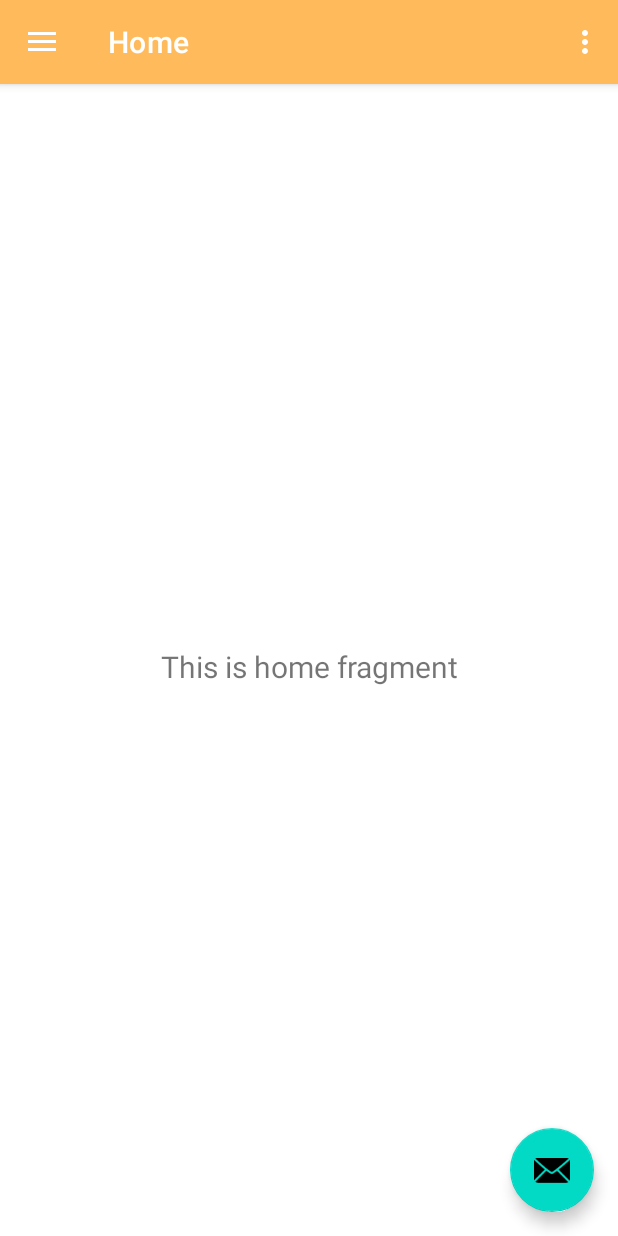
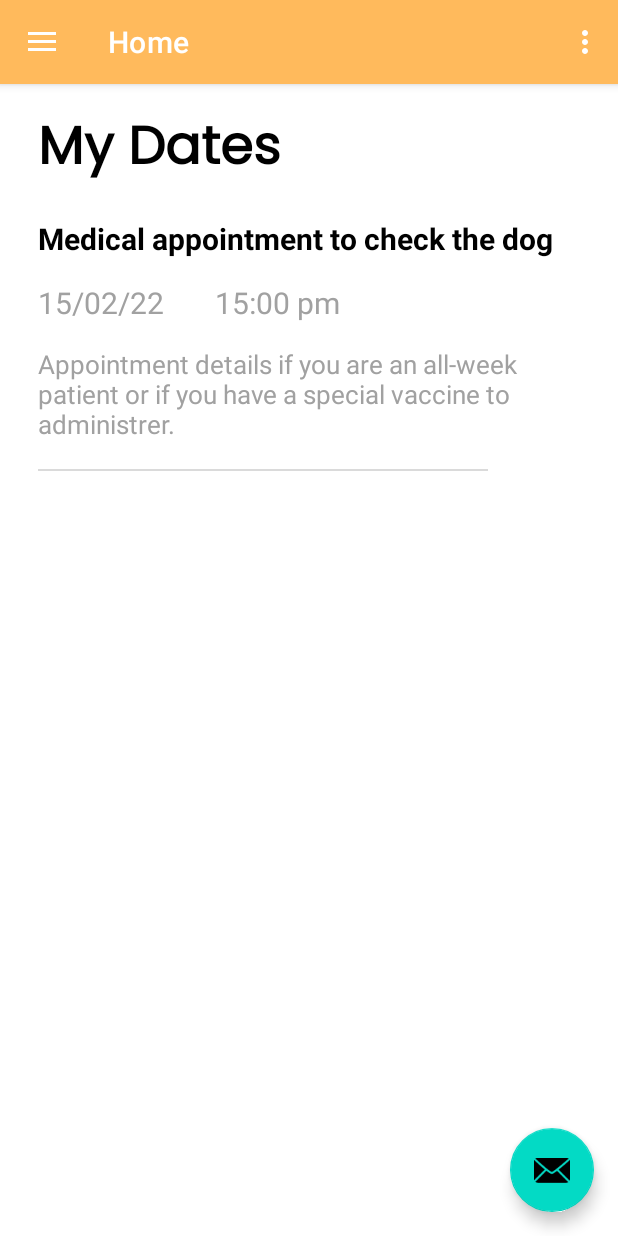
Before and after one commit to RicardoFlores01/HealthPetAppMovil, an Android app: the MenuActivity screen opened directly, with no data from a screen before it, on a phone screen of 412 x 824 dp. Run offline under Robolectric (Android 15) with nearby library versions, the phone set to English and light mode, and no system bars; our stand-ins replace navigation-ui; 2 statements that could not run were skipped.

Commit message:
Modify the home of my dates and add strings

```diff
--- a/app/src/main/res/layout/fragment_home.xml
+++ b/app/src/main/res/layout/fragment_home.xml
@@ -7,16 +7,81 @@
     tools:context=".ui.home.HomeFragment">
 
     <TextView
-        android:id="@+id/text_home"
-        android:layout_width="match_parent"
+        android:id="@+id/title"
+        android:layout_width="359dp"
         android:layout_height="wrap_content"
-        android:layout_marginStart="8dp"
-        android:layout_marginTop="8dp"
-        android:layout_marginEnd="8dp"
-        android:textAlignment="center"
-        android:textSize="20sp"
-        app:layout_constraintBottom_toBottomOf="parent"
-        app:layout_constraintEnd_toEndOf="parent"
+        android:layout_marginStart="25dp"
+        android:fontFamily="@font/regular"
+        android:text="@string/title_dates"
+        android:textColor="@color/black"
+        android:textSize="35sp"
+        android:layout_marginTop="15dp"
+        android:textStyle="bold"
         app:layout_constraintStart_toStartOf="parent"
         app:layout_constraintTop_toTopOf="parent" />
+
+    <TextView
+        android:id="@+id/title_date"
+        android:layout_width="359dp"
+        android:layout_height="wrap_content"
+        android:text="@string/title_date"
+        android:textSize="20sp"
+        app:flow_verticalAlign="top"
+        android:textColor="@color/black"
+        android:textStyle="bold"
+        app:layout_constraintStart_toStartOf="parent"
+        app:layout_constraintTop_toBottomOf="@id/title"
+        android:layout_marginStart="25dp"
+        android:layout_marginTop="15dp" />
+
+    <TextView
+        android:id="@+id/date"
+        android:layout_width="wrap_content"
+        android:layout_height="wrap_content"
+        android:text="@string/date"
+        android:textSize="20sp"
+        app:flow_verticalAlign="top"
+        android:textColor="@color/grey"
+        app:layout_constraintStart_toStartOf="parent"
+        app:layout_constraintTop_toBottomOf="@id/title_date"
+        android:layout_marginStart="25dp"
+        android:layout_marginTop="15dp" />
+
+    <TextView
+        android:id="@+id/hour"
+        android:layout_width="wrap_content"
+        android:layout_height="wrap_content"
+        android:layout_marginStart="34dp"
+        android:layout_marginTop="15dp"
+        android:text="@string/hour"
+        android:textColor="@color/grey"
+        android:textSize="20sp"
+        app:flow_verticalAlign="top"
+        app:layout_constraintStart_toEndOf="@+id/date"
+        app:layout_constraintTop_toBottomOf="@+id/title_date" />
+
+    <TextView
+        android:id="@+id/description"
+        android:layout_width="350dp"
+        android:layout_height="wrap_content"
+        android:text="@string/description"
+        android:textSize="17sp"
+        app:flow_verticalAlign="top"
+        android:textColor="@color/grey"
+        app:layout_constraintStart_toStartOf="parent"
+        app:layout_constraintTop_toBottomOf="@id/hour"
+        android:layout_marginStart="25dp"
+        android:layout_marginTop="15dp" />
+
+    <View
+        android:layout_width="300dp"
+        android:layout_height="1dp"
+        android:layout_marginStart="25dp"
+        android:layout_marginTop="18dp"
+        android:background="@color/line"
+
+        app:layout_constraintStart_toStartOf="parent"
+        app:layout_constraintTop_toBottomOf="@id/description" />
+
+
 </androidx.constraintlayout.widget.ConstraintLayout>
--- a/app/src/main/res/values/colors.xml
+++ b/app/src/main/res/values/colors.xml
@@ -7,4 +7,6 @@
     <color name="teal_700">#FF018786</color>
     <color name="black">#FF000000</color>
     <color name="white">#FFFFFFFF</color>
+    <color name="grey">#A1A1A1</color>
+    <color name="line">#DADADA</color>
 </resources>
--- a/app/src/main/res/values/strings.xml
+++ b/app/src/main/res/values/strings.xml
@@ -28,6 +28,11 @@
     <string name="menu_settings">Settings</string>
     <string name="menu_rateus">Rate us</string>
 
+    <string name="title_dates">My Dates</string>
+    <string name="title_date">Medical appointment to check the dog</string>
+    <string name="date">15/02/22</string>
+    <string name="hour">15:00 pm</string>
+    <string name="description">Appointment details if you are an all-week patient or if you have a special vaccine to administrer.</string>
 
     <string name="title_activity_menu">HealthPet</string>
 </resources>
```
